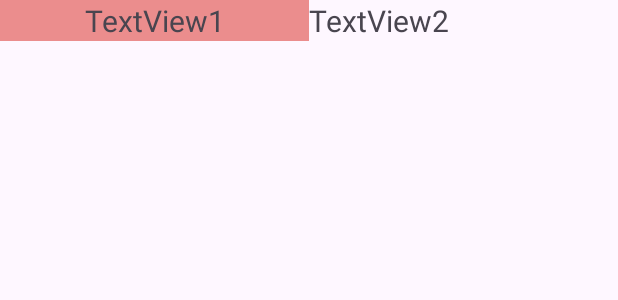
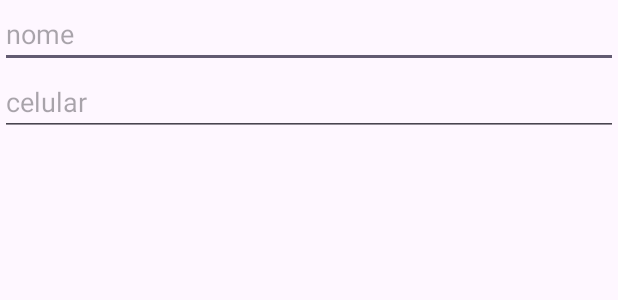
Before and after one commit to PedroCezarini/gasapp_kotlin, an Android app: the layout activity_main.xml on its own in the app's theme, with its tools: preview values and no code run, on a phone screen of 412 x 824 dp. Shown: the top 300 px of the screen. Run offline under Robolectric (Android 15) with nearby library versions, the phone set to English and light mode, and no system bars.

Commit message:
incluindo os campos para usuario inserir nome e celular

```diff
--- a/app/src/main/res/layout/activity_main.xml
+++ b/app/src/main/res/layout/activity_main.xml
@@ -5,23 +5,19 @@
     android:id="@+id/main"
     android:layout_width="match_parent"
     android:layout_height="match_parent"
-    android:orientation="horizontal"
+    android:orientation="vertical"
     tools:context=".MainActivity">
 
-    <TextView
-        android:layout_width="0dp"
-        android:layout_weight="1"
+    <EditText
+        android:id="@+id/edit_nome"
+        android:layout_width="match_parent"
         android:layout_height="wrap_content"
-        android:text="TextView1"
-        android:background="@color/fundotexto"
-        android:gravity="center"
-        android:textSize="20sp" />
+        android:hint="nome"/>
 
-    <TextView
-        android:layout_width="0dp"
-        android:layout_weight="1"
+    <EditText
+        android:id="@+id/edit_celular"
+        android:layout_width="match_parent"
         android:layout_height="wrap_content"
-        android:text="TextView2"
-        android:textSize="20sp"/>
+        android:hint="celular"/>
 
 </LinearLayout>
```
